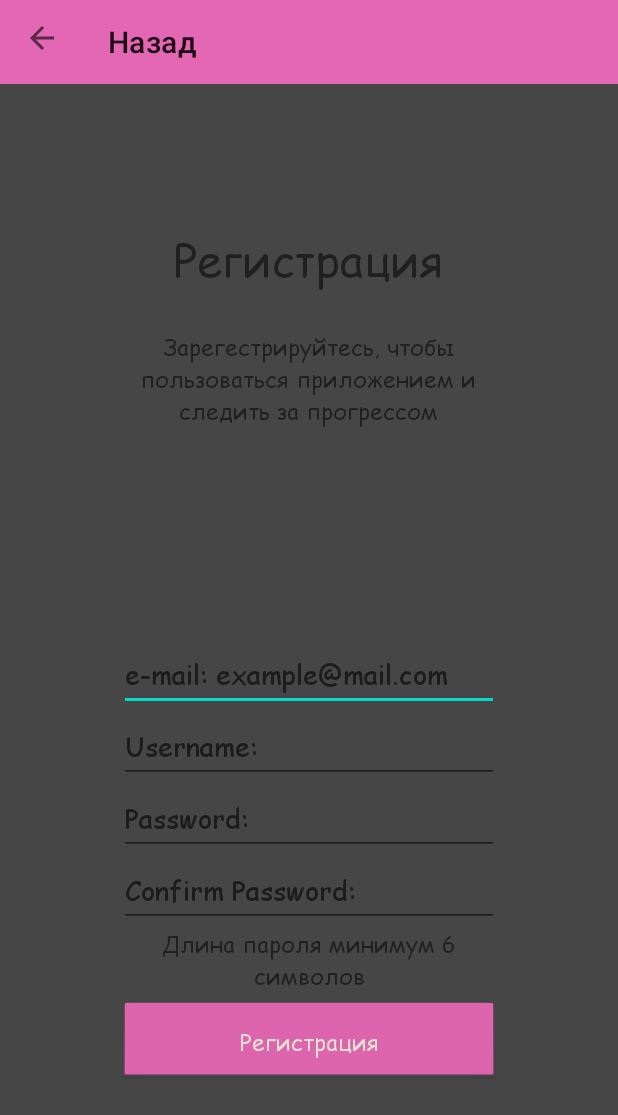
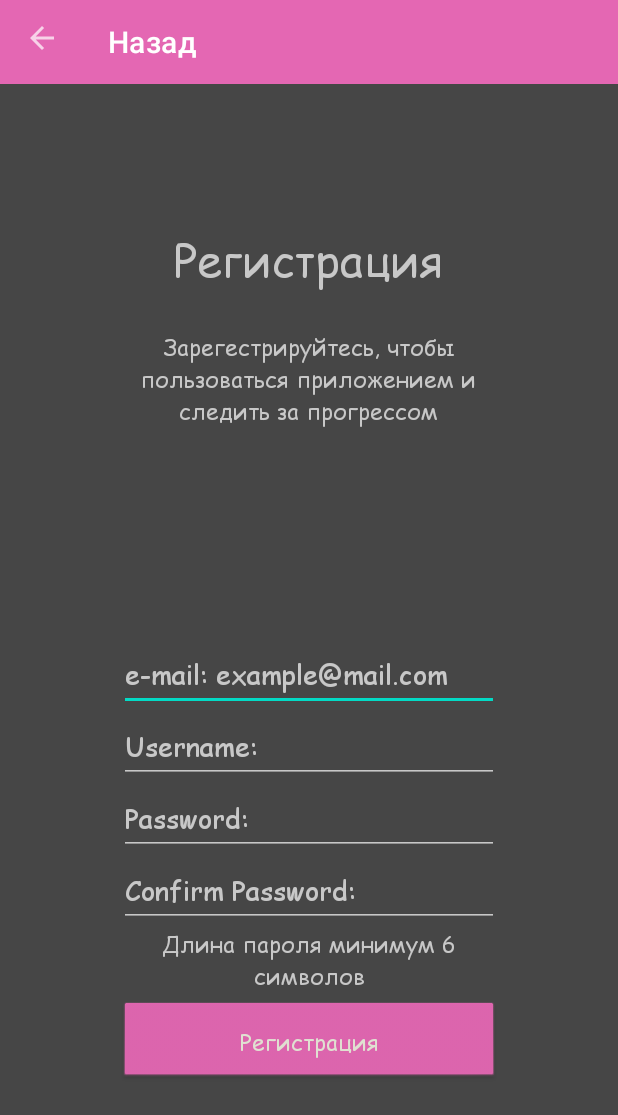
Before and after one commit to Ne-Mobu-u-Ne-ToNu/SadnessLearn, an Android app: the screen it shows after launch (Registration), after a tap on "Регистрация", on a phone screen of 412 x 824 dp. Shown: the top 1115 px of the screen. Run offline under Robolectric (Android 15) with nearby library versions, the phone set to English and light mode, and no system bars; our stand-ins replace Firebase (no records; nobody signed in at launch, a user with empty details on screens opened directly).

Commit message:
added profile settings and splash image

```diff
--- a/app/src/main/AndroidManifest.xml
+++ b/app/src/main/AndroidManifest.xml
@@ -10,7 +10,7 @@
         android:label="@string/app_name"
         android:roundIcon="@mipmap/ic_launcher"
         android:supportsRtl="true"
-        android:theme="@style/Theme.SadnessLearn">
+        android:theme="@style/Theme.SadnessLearn.Pink">
         <activity
             android:name=".activities.Profile"
             android:exported="true"
@@ -65,6 +65,7 @@
             android:parentActivityName=".activities.Authentification" />
         <activity
             android:name=".activities.Authentification"
+            android:theme="@style/splashScreenTheme"
             android:exported="true">
             <intent-filter>
                 <action android:name="android.intent.action.MAIN" />
--- a/app/src/main/java/com/example/sadnesslearn/activities/Authentification.java
+++ b/app/src/main/java/com/example/sadnesslearn/activities/Authentification.java
@@ -2,6 +2,7 @@ package com.example.sadnesslearn.activities;
 
 import android.content.Intent;
 import android.os.Bundle;
+import android.os.Handler;
 import android.widget.Button;
 
 import androidx.appcompat.app.AppCompatActivity;
@@ -13,6 +14,13 @@ public class Authentification extends AppCompatActivity {
     @Override
     protected void onCreate(Bundle savedInstanceState) {
         super.onCreate(savedInstanceState);
+        if (!onStartCheck()){
+            init();
+        }
+    }
+
+    private void init() {
+        setTheme(R.style.Theme_SadnessLearn_Pink);
         setContentView(R.layout.activity_authentification);
 
         Button btn_register = findViewById(R.id.btn_auth_register);
@@ -31,18 +39,18 @@ public class Authentification extends AppCompatActivity {
         });
     }
 
-    @Override
-    public void onStart() {
-        super.onStart();
+    private boolean onStartCheck() {
         // Check if user is signed in (non-null) and update UI accordingly.
         if(UserAuthentification.isSignedIn()){
             if(UserAuthentification.isVerified(this)){
                 startActivity(new Intent(this, MainPage.class));
+                return true;
             }
             else {
                 UserAuthentification.signOut();
+                return false;
             }
         }
-
+        return false;
     }
 }
--- a/app/src/main/java/com/example/sadnesslearn/activities/ResetPassword.java
+++ b/app/src/main/java/com/example/sadnesslearn/activities/ResetPassword.java
@@ -44,7 +44,7 @@ public class ResetPassword extends AppCompatActivity {
     }
 
     private void resetPassword(){
-        String email_s = email.getText().toString();
+        String email_s = email.getText().toString().trim();
         if(email_s.length() == 0){
             throw new NullPointerException("Заполните поле!");
         }
--- a/app/src/main/java/com/example/sadnesslearn/activities/SignIn.java
+++ b/app/src/main/java/com/example/sadnesslearn/activities/SignIn.java
@@ -60,8 +60,8 @@ public class SignIn extends AppCompatActivity {
 
     private void signIn(){
         String email_s, password_s;
-        email_s = email.getText().toString();
-        password_s = password.getText().toString();
+        email_s = email.getText().toString().trim();
+        password_s = password.getText().toString().trim();
         if(email_s.length() == 0 || password_s.length() == 0){
             throw new NullPointerException("Заполните все поля!");
         }
--- /dev/null
+++ b/app/src/main/res/drawable/ic_splash_screen.xml
@@ -0,0 +1,79 @@
+<vector android:height="130.48994dp" android:viewportHeight="527.97"
+    android:viewportWidth="687.83" android:width="170dp" xmlns:android="http://schemas.android.com/apk/res/android">
+    <path android:fillColor="#1a1a1a"
+        android:pathData="m587.824,0.967l-8.36,18.182c-0.14,-0.008 -0.29,-0.013 -0.43,-0.019l-10.11,-18.671 1.8,19.148c-38.28,5.019 -116.47,47.454 -134.61,74.435 0,0 -16.64,-7.71 -39.68,-13.24l12.32,-7.29 -46.47,4.62 29.61,-17.765 -43.73,14.455 15.9,-24.061 -29.44,21.211 -24.97,-22.37 9.19,23.09 -29.44,-6.121 15.89,15.071c-20.86,4.98 -35.92,11.1 -35.92,11.1 -19.72,-26.553 -93.31,-66.458 -131.47,-72.506l1.61,-17.174 -9.57,16.392c-0.41,-0.009 -0.84,-0.023 -1.24,-0.019l-7.37,-17.967 -0.49,19.207c-0.41,0.152 -0.8,0.333 -1.17,0.515l-16.03,-12.818 10.1,18.064c-0.28,0.373 -0.55,0.762 -0.82,1.163l-20.95,-3.362 17.34,10.344c-12.89,32.202 -5.11,109.4 15.32,162.45 -9.74,62.94 52.07,119.62 85.68,267.83 94.26,21.17 281.65,0.76 281.65,0.76 33.21,-154.48 78.14,-228.62 65.34,-263.84 32.64,-30.14 50.04,-129.43 38.79,-167.18l19.69,-8.764 -22.09,0.808 14.61,-17.374 -20.76,11.765 0.28,-20.07z"
+        android:strokeColor="#1a1a1a" android:strokeLineCap="round"
+        android:strokeLineJoin="round" android:strokeWidth=".91685"/>
+    <path android:fillColor="#4d4d4d" android:pathData="m351.796,240.717a87.261,59.315 90,1 1,-118.634 0,87.261 59.315,90 1,1 118.634,0z"/>
+    <path android:fillColor="#ffffff" android:pathData="m343.647,236.379a73.829,50.188 90,1 1,-100.379 0,73.829 50.188,90 1,1 100.379,0z"/>
+    <path android:fillColor="#008000" android:pathData="m337.992,250.33a43.039,44.722 90,1 1,-89.441 0,43.039 44.722,90 1,1 89.441,0z"/>
+    <path android:fillColor="#000000" android:pathData="m313.638,249.547a20.702,20.599 90,1 1,-41.199 0,20.702 20.599,90 1,1 41.199,0z"/>
+    <path android:fillColor="#808080"
+        android:pathData="m420.628,418.964a37.503,72.172 90,1 1,-144.344 0,37.503 72.172,90 1,1 144.344,0z"
+        android:strokeColor="#000000" android:strokeLineCap="round"
+        android:strokeLineJoin="round" android:strokeWidth="0.9168517"/>
+    <path android:fillColor="#e9afaf"
+        android:pathData="m394.86,420.78a23.758,45.721 90,1 1,-91.442 0,23.758 45.721,90 1,1 91.442,0z"
+        android:strokeColor="#e9afaf" android:strokeLineCap="round"
+        android:strokeLineJoin="round" android:strokeWidth="0.5808295"/>
+    <path android:fillColor="#4d4d4d" android:pathData="m469.2,242.535a87.261,59.315 90,1 1,-118.634 0,87.261 59.315,90 1,1 118.634,0z"/>
+    <path android:fillColor="#ffffff" android:pathData="m461.051,238.197a73.829,50.188 90,1 1,-100.379 0,73.829 50.188,90 1,1 100.379,0z"/>
+    <path android:fillColor="#008000" android:pathData="m452.622,250.43a43.039,44.722 90,1 1,-89.441 0,43.039 44.722,90 1,1 89.441,0z"/>
+    <path android:fillColor="#4d4d4d"
+        android:pathData="m441.734,282.852c-36.6,0 -69.65,10.22 -93.17,26.61 -23.45,-16.03 -56.14,-26 -92.28,-26 -71.31,0 -129.18,38.76 -129.18,86.51s57.87,86.49 129.18,86.49c36.6,0 69.65,-10.19 93.16,-26.59 23.46,16.04 56.14,25.98 92.29,25.98 71.31,0 129.18,-38.74 129.18,-86.49s-57.87,-86.51 -129.18,-86.51z"
+        android:strokeColor="#4d4d4d" android:strokeLineCap="round"
+        android:strokeLineJoin="round" android:strokeWidth=".91685"/>
+    <path android:fillColor="#000000" android:pathData="m428.268,249.607a20.702,20.599 90,1 1,-41.199 0,20.702 20.599,90 1,1 41.199,0z"/>
+    <path android:fillColor="#e9afaf"
+        android:pathData="m317.134,292.502c5.05,-8.69 55.38,-8.56 60.39,0.15 5.02,8.71 -20.25,52.12 -30.32,52.1 -10.06,-0.03 -35.13,-43.57 -30.07,-52.25z"
+        android:strokeColor="#e9afaf" android:strokeLineCap="round"
+        android:strokeLineJoin="round" android:strokeWidth=".35129"/>
+    <path android:fillColor="#808080"
+        android:pathData="m145.224,166.152c-15.21,-6.47 -25.15,-88.33 -11.93,-98.235s89.27,22.435 91.26,38.805 -64.12,65.9 -79.33,59.43z"
+        android:strokeColor="#808080" android:strokeLineCap="round"
+        android:strokeLineJoin="round" android:strokeWidth=".57703"/>
+    <path android:fillColor="#808080"
+        android:pathData="m552.654,161.332c15.21,-6.47 25.15,-88.33 11.93,-98.232 -13.22,-9.905 -89.27,22.432 -91.26,38.812 -1.99,16.37 64.11,65.89 79.33,59.42z"
+        android:strokeColor="#808080" android:strokeLineCap="round"
+        android:strokeLineJoin="round" android:strokeWidth=".57703"/>
+    <path android:fillColor="#4d4d4d" android:pathData="m225.564,227.172c-10.98,-14.38 3,-47.721 27.97,-66.689s60.91,-23.56 71.89,-9.184c10.982,14.377 -26.46,18.868 -51.42,37.836 -24.97,18.967 -37.46,52.417 -48.44,38.037z"/>
+    <path android:fillColor="#808080" android:pathData="m241.374,199.388c-6.63,-12.078 7.65,-35.643 28.56,-47.128 20.91,-11.486 48.45,-10.893 55.08,1.186 6.631,12.078 -22.02,11.241 -42.93,22.727 -20.91,11.485 -34.09,35.289 -40.71,23.215z"/>
+    <path android:fillColor="#4d4d4d"
+        android:pathData="m173.964,144.782c-8.49,-3.61 -14.04,-49.28 -6.66,-54.8 7.38,-5.53 49.8,12.51 50.91,21.65 1.11,9.13 -35.77,36.75 -44.25,33.15z"
+        android:strokeColor="#4d4d4d" android:strokeLineCap="round"
+        android:strokeLineJoin="round" android:strokeWidth=".32189"/>
+    <path android:fillColor="#4d4d4d"
+        android:pathData="m523.354,139.332c8.49,-3.61 14.04,-49.27 6.66,-54.8 -7.38,-5.52 -49.8,12.52 -50.91,21.65 -1.11,9.14 35.77,36.76 44.25,33.15z"
+        android:strokeColor="#4d4d4d" android:strokeLineCap="round"
+        android:strokeLineJoin="round" android:strokeWidth=".32189"/>
+    <path android:fillColor="#808080" android:pathData="m285.164,313.302c-6.74,-19.34 -46.98,-27.03 -80.48,-15.37s-60.26,42.66 -53.52,62c6.74,19.35 34.34,-13.13 67.84,-24.79 33.5,-11.65 72.9,-2.5 66.16,-21.84z"/>
+    <path android:fillColor="#00000000"
+        android:pathData="m271.774,334.972c-226.75,-95.13 -269.37,-32.81 -269.37,-32.81"
+        android:strokeColor="#1a1a1a" android:strokeLineCap="round"
+        android:strokeLineJoin="round" android:strokeWidth="4.8086"/>
+    <path android:fillColor="#00000000"
+        android:pathData="m294.234,367.852c-236.97,-49.92 -272.68,20.37 -272.68,20.37"
+        android:strokeColor="#1a1a1a" android:strokeLineCap="round"
+        android:strokeLineJoin="round" android:strokeWidth="4.8419"/>
+    <path android:fillColor="#00000000"
+        android:pathData="m265.794,396.342c-183.66,45.26 -198,125.88 -198,125.88"
+        android:strokeColor="#1a1a1a" android:strokeLineCap="round"
+        android:strokeLineJoin="round" android:strokeWidth="4.2427"/>
+    <path android:fillColor="#ffffff" android:pathData="m409.087,234.663a11.014,10.959 90,1 1,-21.919 0,11.014 10.959,90 1,1 21.919,0z"/>
+    <path android:fillColor="#808080" android:pathData="m405.964,312.262c6.74,-19.35 46.98,-27.03 80.48,-15.37s60.26,42.66 53.52,62 -34.33,-13.13 -67.83,-24.79 -72.91,-2.5 -66.17,-21.84z"/>
+    <path android:fillColor="#00000000"
+        android:pathData="m416.054,338.602c226.76,-95.13 269.37,-32.81 269.37,-32.81"
+        android:strokeColor="#1a1a1a" android:strokeLineCap="round"
+        android:strokeLineJoin="round" android:strokeWidth="4.8086"/>
+    <path android:fillColor="#00000000"
+        android:pathData="m393.604,371.472c236.96,-49.91 272.67,20.38 272.67,20.38"
+        android:strokeColor="#1a1a1a" android:strokeLineCap="round"
+        android:strokeLineJoin="round" android:strokeWidth="4.8419"/>
+    <path android:fillColor="#00000000"
+        android:pathData="m422.044,399.972c183.65,45.26 198,125.88 198,125.88"
+        android:strokeColor="#1a1a1a" android:strokeLineCap="round"
+        android:strokeLineJoin="round" android:strokeWidth="4.2427"/>
+    <path android:fillColor="#ffffff" android:pathData="m294.457,234.603a11.014,10.959 90,1 1,-21.919 0,11.014 10.959,90 1,1 21.919,0z"/>
+    <path android:fillColor="#4d4d4d" android:pathData="m480.424,226.012c10.98,-14.38 -3.01,-47.72 -27.97,-66.69 -24.97,-18.966 -60.92,-23.558 -71.9,-9.182 -10.98,14.372 26.47,18.872 51.43,37.832 24.97,18.97 37.46,52.42 48.44,38.04z"/>
+    <path android:fillColor="#808080" android:pathData="m464.614,198.232c6.63,-12.08 -7.65,-35.65 -28.57,-47.131 -20.91,-11.486 -48.45,-10.893 -55.08,1.186 -6.62,12.075 22.03,11.245 42.94,22.725 20.91,11.49 34.08,35.3 40.71,23.22z"/>
+</vector>
--- /dev/null
+++ b/app/src/main/res/drawable/splash_image.xml
@@ -0,0 +1,7 @@
+<?xml version="1.0" encoding="utf-8"?>
+<layer-list xmlns:android="http://schemas.android.com/apk/res/android">
+
+    <item android:drawable="@color/darkGrey"/>
+    <item android:drawable="@drawable/ic_splash_screen" android:gravity="center"/>
+
+</layer-list>
--- a/app/src/main/res/values-night/themes.xml
+++ /dev/null
@@ -1,16 +0,0 @@
-<resources xmlns:tools="http://schemas.android.com/tools">
-    <!-- Base application theme. -->
-    <style name="Theme.SadnessLearn" parent="Theme.MaterialComponents.DayNight.NoActionBar">
-        <!-- Primary brand color. -->
-        <item name="colorPrimary">@color/purple_200</item>
-        <item name="colorPrimaryVariant">@color/purple_200</item>
-        <item name="colorOnPrimary">@color/black</item>
-        <!-- Secondary brand color. -->
-        <item name="colorSecondary">@color/teal_200</item>
-        <item name="colorSecondaryVariant">@color/teal_200</item>
-        <item name="colorOnSecondary">@color/black</item>
-        <!-- Status bar color. -->
-        <item name="android:statusBarColor" tools:targetApi="l">?attr/colorPrimaryVariant</item>
-        <!-- Customize your theme here. -->
-    </style>
-</resources>
--- a/app/src/main/res/values/themes.xml
+++ b/app/src/main/res/values/themes.xml
@@ -1,8 +1,15 @@
 <resources xmlns:tools="http://schemas.android.com/tools">
+
+    <style name="splashScreenTheme" parent="Theme.MaterialComponents.NoActionBar">
+        <item name="android:windowBackground">@drawable/splash_image</item>
+        <item name="android:statusBarColor" tools:targetApi="l">@color/darkGrey</item>
+    </style>
+
     <!-- Base application theme. -->
-    <style name="Theme.SadnessLearn" parent="Theme.MaterialComponents.DayNight.NoActionBar">
+    <style name="Theme.SadnessLearn.Pink" parent="Theme.MaterialComponents.NoActionBar">
         <!-- Primary brand color. -->
-       <item name="colorPrimary">@color/primary</item>
+        <item name="colorPrimary">@color/primary</item>
+        <item name="colorBackgroundFloating">@color/darkGrey</item>
         <item name="colorPrimaryVariant">@color/primary</item>
         <item name="colorOnPrimary">@color/white</item>
         <!-- Secondary brand color. -->
```
Also changed, not shown: app/src/main/java/com/example/sadnesslearn/activities/Profile.java (+166 -2 lines), app/src/main/java/com/example/sadnesslearn/activities/Registration.java (+8 -83 lines), app/src/main/java/com/example/sadnesslearn/classes/UserAuthentification.java (+154 -2 lines), app/src/main/res/layout/window_profile_settings.xml (added, +31 -0 lines).
